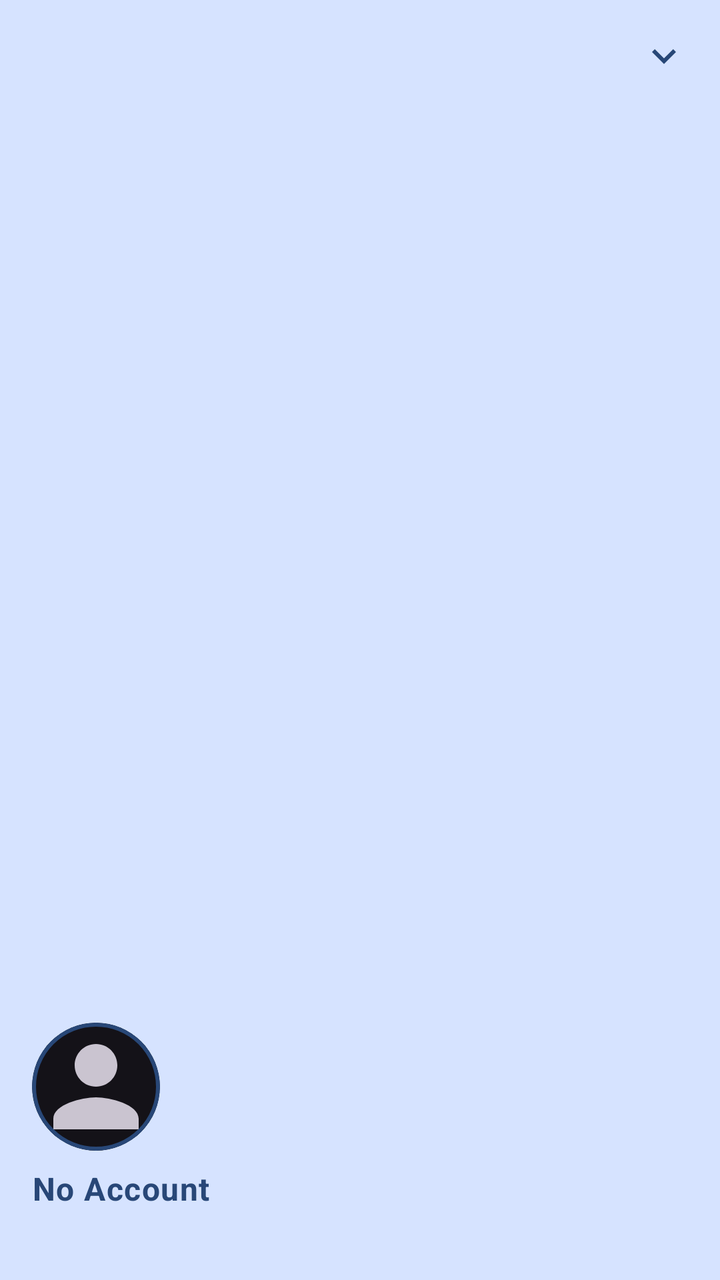
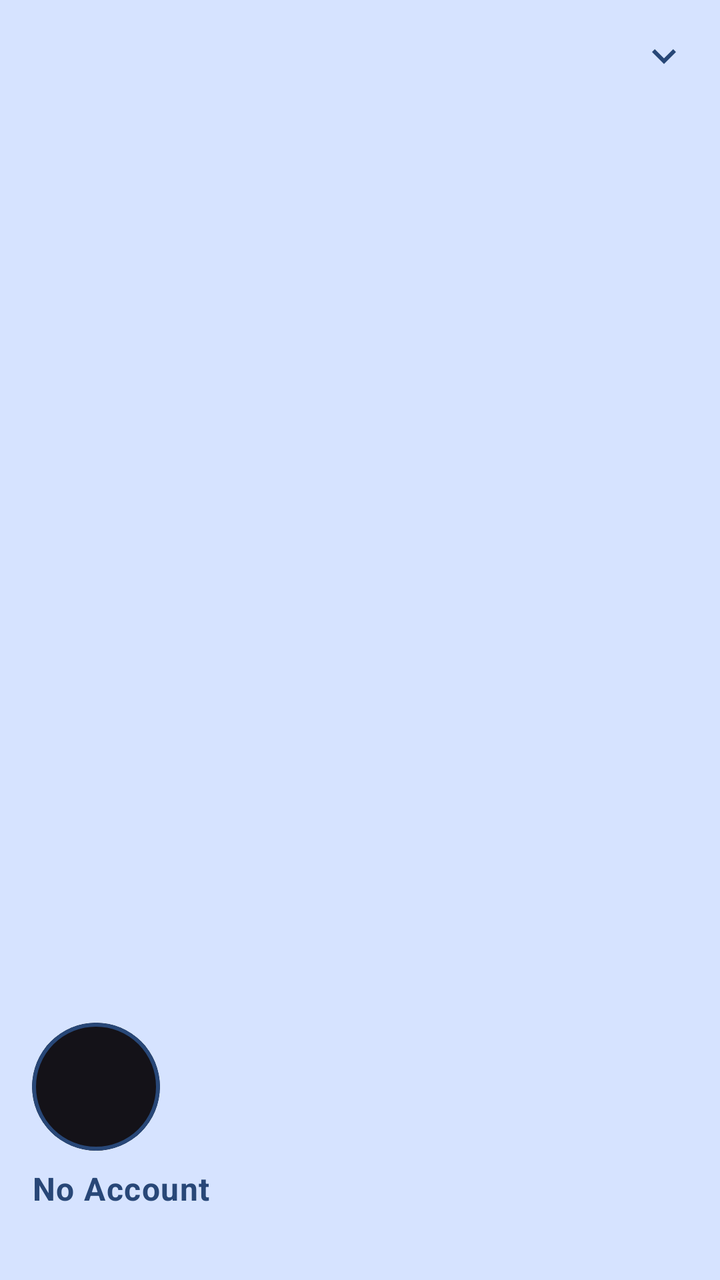

Screens rendered from an Android XML layout before and after an edit, with the pre-edit source and the edit as a unified diff.
<!-- AndroidManifest.xml: application theme Theme.EmailClient -->
<!-- res/layout/nav_header_main.xml -->
<?xml version="1.0" encoding="utf-8"?>
<RelativeLayout xmlns:android="http://schemas.android.com/apk/res/android"
    xmlns:app="http://schemas.android.com/apk/res-auto"
    android:layout_width="match_parent"
    android:layout_height="176dp"
    android:background="?attr/colorPrimaryContainer"
    android:clickable="true"
    android:focusable="true"
    android:foreground="?attr/selectableItemBackground"
    android:padding="16dp"
    android:theme="@style/ThemeOverlay.Material3.Dark">

    <ImageView
        android:id="@+id/icon_expand_chevron"
        android:layout_width="24dp"
        android:layout_height="24dp"
        android:layout_alignParentTop="true"
        android:layout_alignParentEnd="true"
        android:src="@drawable/ic_expand_more"
        app:tint="?attr/colorOnPrimaryContainer"
        android:contentDescription="@string/expand_account_switcher" />

    <LinearLayout
        android:layout_width="match_parent"
        android:layout_height="wrap_content"
        android:layout_alignParentBottom="true"
        android:orientation="vertical">

        <com.google.android.material.card.MaterialCardView
            android:layout_width="64dp"
            android:layout_height="64dp"
            android:layout_marginBottom="8dp"
            app:cardCornerRadius="32dp"
            app:strokeWidth="2dp"
            app:strokeColor="?attr/colorOnPrimaryContainer">

            <ImageView
                android:id="@+id/image_account_avatar"
                android:layout_width="match_parent"
                android:layout_height="match_parent"
                android:scaleType="centerCrop"
                android:contentDescription="@string/account_avatar"
                android:src="@drawable/ic_person" />

        </com.google.android.material.card.MaterialCardView>

        <TextView
            android:id="@+id/text_account_name"
            android:layout_width="match_parent"
            android:layout_height="wrap_content"
            android:ellipsize="end"
            android:maxLines="1"
            android:text="@string/no_account"
            android:textAppearance="?attr/textAppearanceBodyLarge"
            android:textColor="?attr/colorOnPrimaryContainer"
            android:textStyle="bold" />

        <TextView
            android:id="@+id/text_account_email"
            android:layout_width="match_parent"
            android:layout_height="wrap_content"
            android:ellipsize="end"
            android:maxLines="1"
            android:textAppearance="?attr/textAppearanceBodyMedium"
            android:textColor="?attr/colorOnPrimaryContainer" />

    </LinearLayout>

</RelativeLayout>
<!-- resources referenced by this layout -->
<resources>
  <!-- drawable ic_expand_more (drawable) -->
  <vector xmlns:android="http://schemas.android.com/apk/res/android"
      android:width="24dp"
      android:height="24dp"
      android:viewportWidth="24"
      android:viewportHeight="24">
      <path
          android:fillColor="@android:color/white"
          android:pathData="M16.59,8.59L12,13.17 7.41,8.59 6,10l6,6 6,-6z"/>
  </vector>
  <!-- drawable ic_person (drawable) -->
  <vector xmlns:android="http://schemas.android.com/apk/res/android"
      android:width="24dp"
      android:height="24dp"
      android:viewportWidth="24"
      android:viewportHeight="24">
      <path
          android:fillColor="?attr/colorOnSurfaceVariant"
          android:pathData="M12,12c2.21,0 4,-1.79 4,-4s-1.79,-4 -4,-4 -4,1.79 -4,4 1.79,4 4,4zM12,14c-2.67,0 -8,1.34 -8,4v2h16v-2c0,-2.66 -5.33,-4 -8,-4z"/>
  </vector>
  <string name="account_avatar">Account avatar</string>
  <string name="expand_account_switcher">Expand account switcher</string>
  <string name="no_account">No Account</string>
  <style name="Theme.EmailClient" parent="Theme.Material3.Light.NoActionBar">
          
          <item name="colorPrimary">@color/md_theme_light_primary</item>
          <item name="colorOnPrimary">@color/md_theme_light_onPrimary</item>
          <item name="colorPrimaryContainer">@color/md_theme_light_primaryContainer</item>
          <item name="colorOnPrimaryContainer">@color/md_theme_light_onPrimaryContainer</item>
  
          
          <item name="colorSecondary">@color/md_theme_light_secondary</item>
          <item name="colorOnSecondary">@color/md_theme_light_onSecondary</item>
          <item name="colorSecondaryContainer">@color/md_theme_light_secondaryContainer</item>
          <item name="colorOnSecondaryContainer">@color/md_theme_light_onSecondaryContainer</item>
  
          
          <item name="android:colorBackground">@color/md_theme_light_background</item>
          <item name="colorOnBackground">@color/md_theme_light_onBackground</item>
          <item name="colorSurface">@color/md_theme_light_surface</item>
          <item name="colorOnSurface">@color/md_theme_light_onSurface</item>
  
          
          <item name="colorError">@color/md_theme_light_error</item>
          <item name="colorOnError">@color/md_theme_light_onError</item>
  
          
          <item name="android:statusBarColor">@color/md_theme_light_primary</item>
          <item name="android:navigationBarColor">@color/md_theme_light_surface</item>
          <item name="android:windowLightStatusBar">false</item>
      </style>
  <color name="md_theme_light_primary">#415F91</color>
  <color name="md_theme_light_onPrimary">#FFFFFF</color>
  <color name="md_theme_light_primaryContainer">#D6E3FF</color>
  <color name="md_theme_light_onPrimaryContainer">#284777</color>
  <color name="md_theme_light_secondary">#565F71</color>
  <color name="md_theme_light_onSecondary">#FFFFFF</color>
  <color name="md_theme_light_secondaryContainer">#DAE2F9</color>
  <color name="md_theme_light_onSecondaryContainer">#3E4759</color>
  <color name="md_theme_light_background">#F9F9FF</color>
  <color name="md_theme_light_onBackground">#191C20</color>
  <color name="md_theme_light_surface">#F9F9FF</color>
  <color name="md_theme_light_onSurface">#191C20</color>
  <color name="md_theme_light_error">#BA1A1A</color>
  <color name="md_theme_light_onError">#FFFFFF</color>
</resources>

<!-- the commit's change to res/layout/nav_header_main.xml (unified diff, before → after) -->
@@ -39,8 +39,7 @@
                 android:layout_width="match_parent"
                 android:layout_height="match_parent"
                 android:scaleType="centerCrop"
-                android:contentDescription="@string/account_avatar"
-                android:src="@drawable/ic_person" />
+                android:contentDescription="@string/account_avatar" />
 
         </com.google.android.material.card.MaterialCardView>
 
<!-- resource entries referenced after the edit -->
@@ -9,16 +9,6 @@
       <path
           android:fillColor="@android:color/white"
           android:pathData="M16.59,8.59L12,13.17 7.41,8.59 6,10l6,6 6,-6z"/>
-  </vector>
-  <!-- drawable ic_person (drawable) -->
-  <vector xmlns:android="http://schemas.android.com/apk/res/android"
-      android:width="24dp"
-      android:height="24dp"
-      android:viewportWidth="24"
-      android:viewportHeight="24">
-      <path
-          android:fillColor="?attr/colorOnSurfaceVariant"
-          android:pathData="M12,12c2.21,0 4,-1.79 4,-4s-1.79,-4 -4,-4 -4,1.79 -4,4 1.79,4 4,4zM12,14c-2.67,0 -8,1.34 -8,4v2h16v-2c0,-2.66 -5.33,-4 -8,-4z"/>
   </vector>
   <string name="account_avatar">Account avatar</string>
   <string name="expand_account_switcher">Expand account switcher</string>
